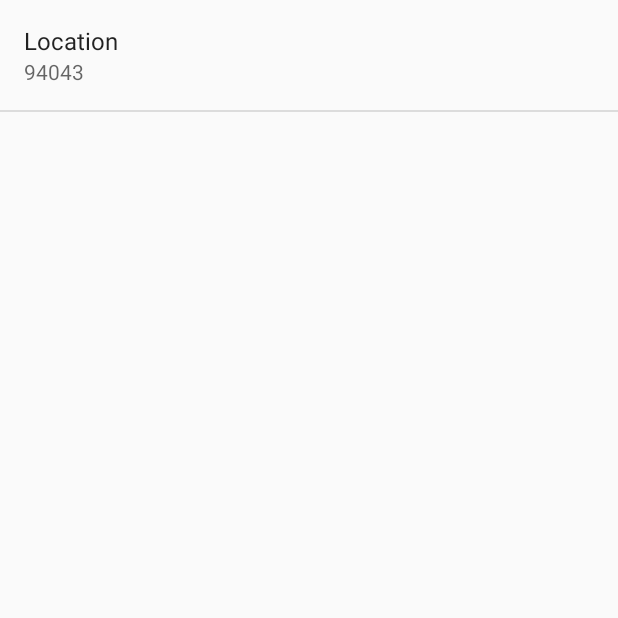
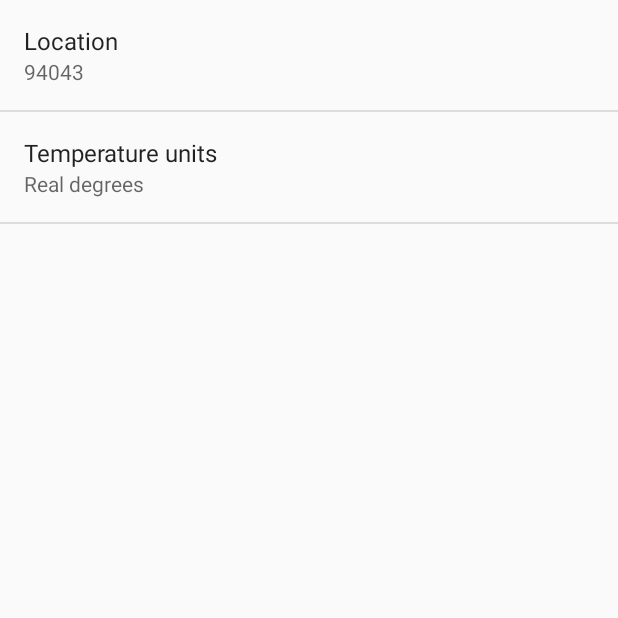
Before and after one commit to ryanseys/sunshine, an Android app: the screen it shows after launch (SettingsActivity), in the options menu, after a tap on "Settings", on a phone screen of 412 x 824 dp, the top half of it. Run offline under Robolectric (Android 15) with nearby library versions, the phone set to English and light mode, and no system bars.

Commit message:
Add freedom degrees / real degrees switcher

```diff
--- a/app/src/main/java/com/google/ryanseys/sunshine/MainActivityFragment.java
+++ b/app/src/main/java/com/google/ryanseys/sunshine/MainActivityFragment.java
@@ -18,6 +18,7 @@ import android.view.ViewGroup;
 import android.widget.AdapterView;
 import android.widget.ArrayAdapter;
 import android.widget.ListView;
+import android.widget.Toast;
 
 import org.json.JSONArray;
 import org.json.JSONException;
@@ -56,19 +57,29 @@ public class MainActivityFragment extends Fragment {
         inflater.inflate(R.menu.forecastfragment, menu);
     }
 
+    private void updateWeather() {
+        FetchWeatherTask weatherTask = new FetchWeatherTask();
+
+        SharedPreferences prefs = PreferenceManager.getDefaultSharedPreferences(getActivity());
+        String zipCode = prefs.getString(
+                getString(R.string.pref_location_key),
+                getString(R.string.pref_location_default)
+        );
+
+        weatherTask.execute(zipCode);
+    }
+
+    @Override
+    public void onStart() {
+        super.onStart();
+        updateWeather();
+    }
+
     @Override
     public boolean onOptionsItemSelected(MenuItem item) {
         int id = item.getItemId();
         if (id == R.id.action_refresh) {
-            FetchWeatherTask weatherTask = new FetchWeatherTask();
-
-            SharedPreferences prefs = PreferenceManager.getDefaultSharedPreferences(getActivity());
-            String zipCode = prefs.getString(
-                    getString(R.string.pref_location_key),
-                    getString(R.string.pref_location_default)
-            );
-
-            weatherTask.execute(zipCode);
+            updateWeather();
             return true;
         }
         return super.onOptionsItemSelected(item);
@@ -109,9 +120,6 @@ public class MainActivityFragment extends Fragment {
             }
         });
 
-        FetchWeatherTask weatherTask = new FetchWeatherTask();
-        weatherTask.execute("94043");
-
         return rootView;
     }
 
@@ -143,11 +151,27 @@ public class MainActivityFragment extends Fragment {
          * Prepare the weather high/lows for presentation.
          */
         private String formatHighLows(double high, double low) {
+
+            SharedPreferences prefs = PreferenceManager.getDefaultSharedPreferences(getActivity());
+
+            String REAL_DEG = getString(R.string.pref_units_real);
+            String FREEDOM_DEG = getString(R.string.pref_units_freedom);
+
+            String deg = prefs.getString(getString(R.string.pref_units_key), getString(R.string.pref_units_real));
+
+            if(deg.equals(REAL_DEG)) {
+                // Already in real degrees
+            } else if(deg.equals(FREEDOM_DEG)) {
+                high = (high * 1.8) + 32;
+                low = (low * 1.8) + 32;
+            } else {
+                Log.e("Sunshine", "Oops! Someone fucked up.");
+            }
             // For presentation, assume the user doesn't care about tenths of a degree.
             long roundedHigh = Math.round(high);
             long roundedLow = Math.round(low);
 
-            return roundedHigh + "/" + roundedLow;
+            return roundedHigh + "°" + deg + " / " + roundedLow + "°" + deg;
         }
 
         /**
--- a/app/src/main/java/com/google/ryanseys/sunshine/SettingsActivity.java
+++ b/app/src/main/java/com/google/ryanseys/sunshine/SettingsActivity.java
@@ -30,6 +30,7 @@ public class SettingsActivity extends PreferenceActivity
         // updated when the preference changes.
         // TODO: Add preferences
         bindPreferenceSummaryToValue(findPreference(getString(R.string.pref_location_key)));
+        bindPreferenceSummaryToValue(findPreference(getString(R.string.pref_units_key)));
     }
 
     /**
--- /dev/null
+++ b/app/src/main/res/values/array.xml
@@ -0,0 +1,13 @@
+<?xml version="1.0" encoding="utf-8"?>
+<resources>
+
+    <string-array name="unitsLabels">
+        <item>Real degrees</item>
+        <item>Freedom degrees</item>
+    </string-array>
+
+    <string-array name="unitsValues">
+        <item>C</item>
+        <item>F</item>
+    </string-array>
+</resources>
--- a/app/src/main/res/values/strings.xml
+++ b/app/src/main/res/values/strings.xml
@@ -17,5 +17,10 @@
 
     <!-- Default postal code for location preference [CHAR LIMIT=NONE] -->
     <string name="pref_location_default" translatable="false">94043</string>
+    <string name="pref_units_key">units</string>
+    <string name="pref_units_label">Temperature units</string>
+
+    <string name="pref_units_real">C</string>
+    <string name="pref_units_freedom">F</string>
 
 </resources>
--- a/app/src/main/res/xml/pref_general.xml
+++ b/app/src/main/res/xml/pref_general.xml
@@ -10,4 +10,11 @@
         android:singleLine="true"
         android:title="@string/pref_location_label" />
 
+    <ListPreference
+        android:defaultValue="@string/pref_units_real"
+        android:entries="@array/unitsLabels"
+        android:entryValues="@array/unitsValues"
+        android:key="@string/pref_units_key"
+        android:title="@string/pref_units_label" />
+
 </PreferenceScreen>
```
